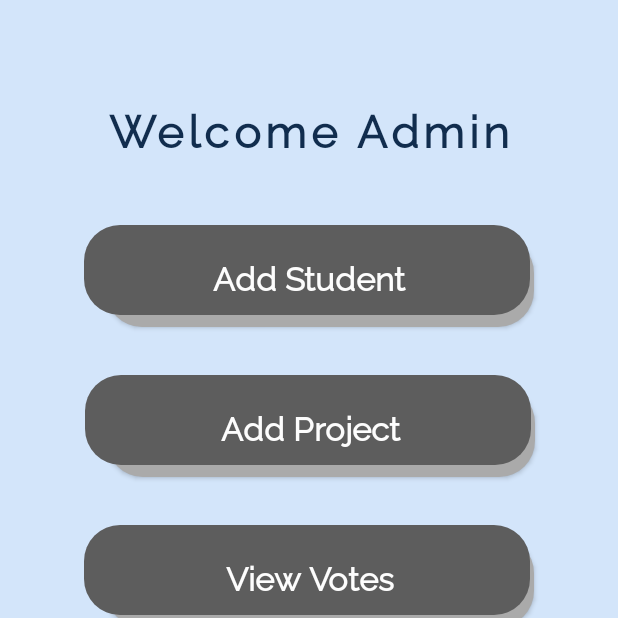
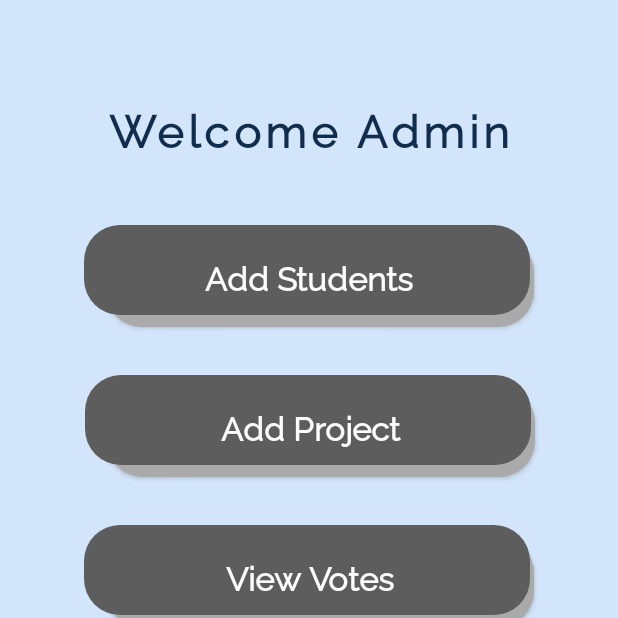
Before and after one commit to kumaranand7/Event-Voting-System, an Android app: the AdminHome screen opened directly, with no data from a screen before it, on a phone screen of 412 x 824 dp, the top half of it. Run offline under Robolectric (Android 15) with nearby library versions, the phone set to English and light mode, and no system bars.

Commit message:
updation in activities

```diff
--- a/app/src/main/res/layout/activity_admin_home.xml
+++ b/app/src/main/res/layout/activity_admin_home.xml
@@ -15,7 +15,7 @@
         android:background="@drawable/custombutton"
         android:fontFamily="@font/raleway"
         android:gravity="center"
-        android:text="Add Student"
+        android:text="Add Students"
         android:textAlignment="center"
         android:textAllCaps="false"
         android:textAppearance="@style/TextAppearance.AppCompat.Large"
```
